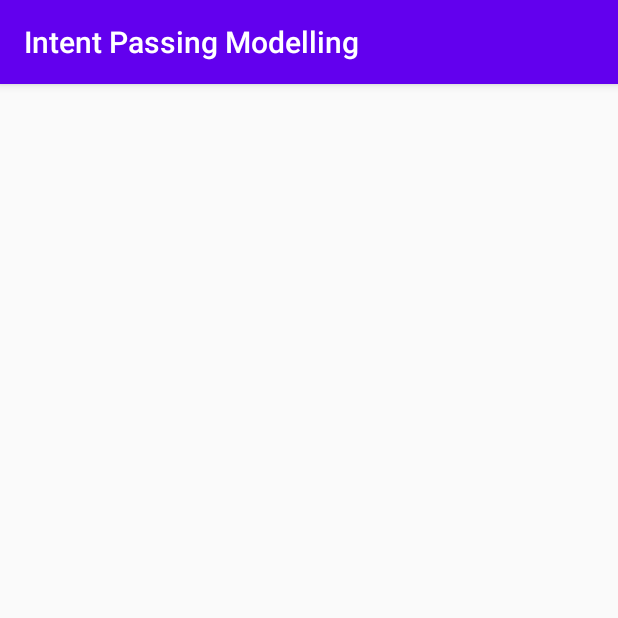
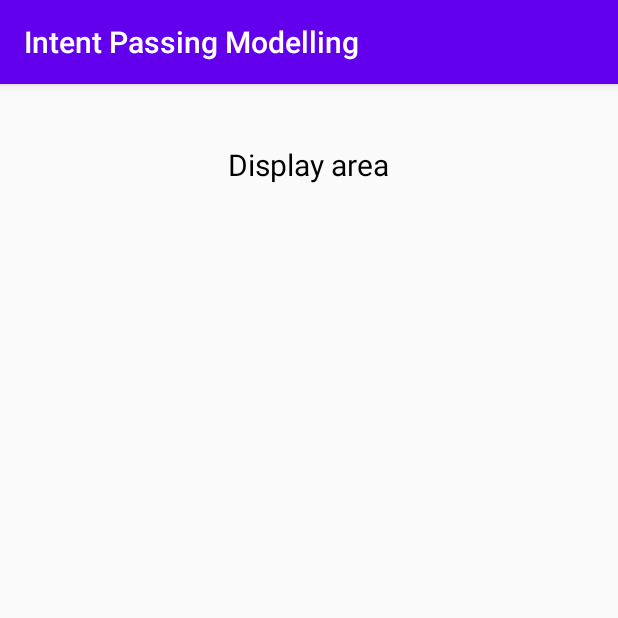
Before and after one commit to anantcodes/Intent-Passing-Modelling, an Android app: the ShowActivity screen opened directly, with no data from a screen before it, on a phone screen of 412 x 824 dp, the top half of it. Run offline under Robolectric (Android 15) with nearby library versions, the phone set to English and light mode, and no system bars.

Commit message:
dp area added

```diff
--- a/app/src/main/res/layout/activity_show.xml
+++ b/app/src/main/res/layout/activity_show.xml
@@ -6,5 +6,13 @@
     android:layout_height="match_parent"
     tools:context=".ShowActivity">
 
+    <TextView
+        android:layout_width="wrap_content"
+        android:layout_height="wrap_content"
+        android:text="Display area"
+        android:layout_centerHorizontal="true"
+        android:layout_marginTop="40dp"
+        android:textSize="20sp"
+        android:textColor="#000000"/>
 
 </RelativeLayout>
```
